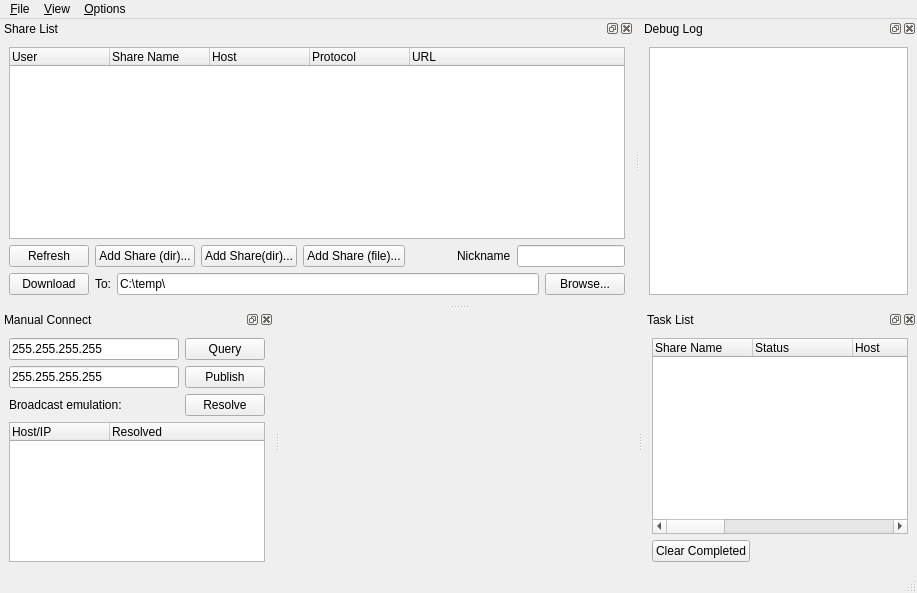
This is src/qt-gui/MainWindow.ui in MrHacky/uftt as Qt 5 draws it before an edit. The edited form follows.
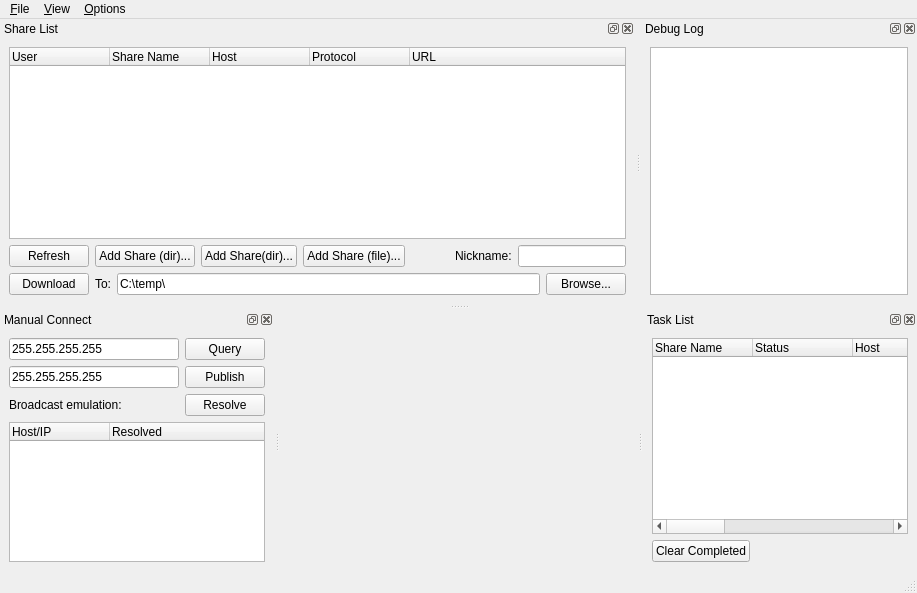
This is the edited form. Icons and pictures are not drawn. Custom widgets are drawn as their Qt base class.

```diff
--- a/src/qt-gui/MainWindow.ui
+++ b/src/qt-gui/MainWindow.ui
@@ -197,7 +197,7 @@
        <item>
         <widget class="QLabel" name="lblNickName" >
          <property name="text" >
-          <string>Nickname</string>
+          <string>Nickname:</string>
          </property>
         </widget>
        </item>
```
